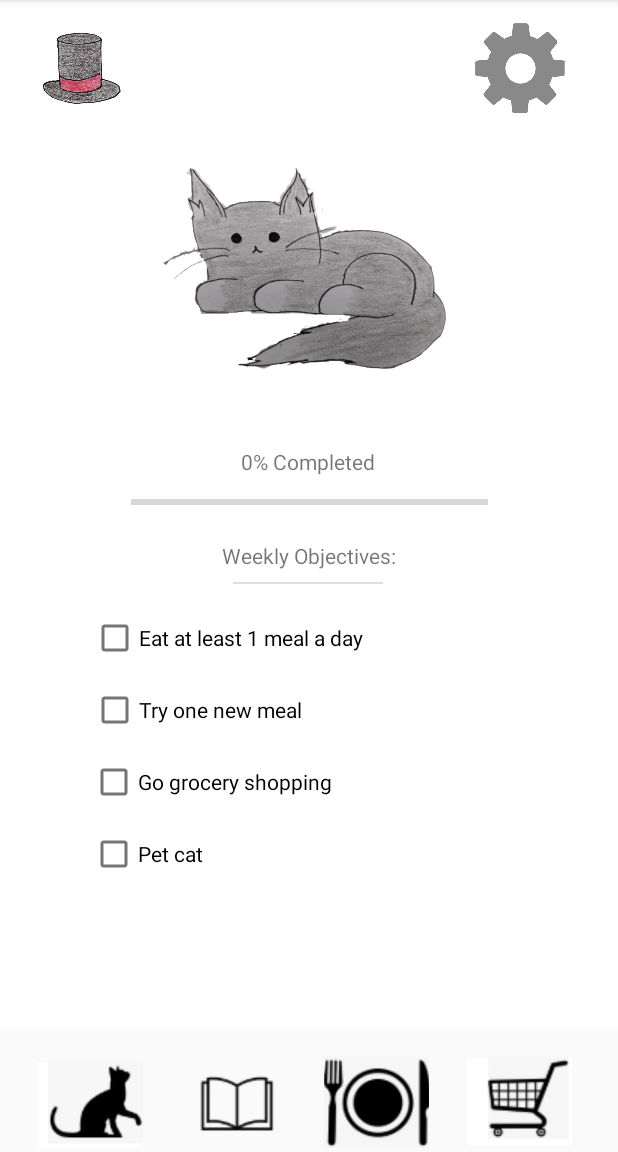
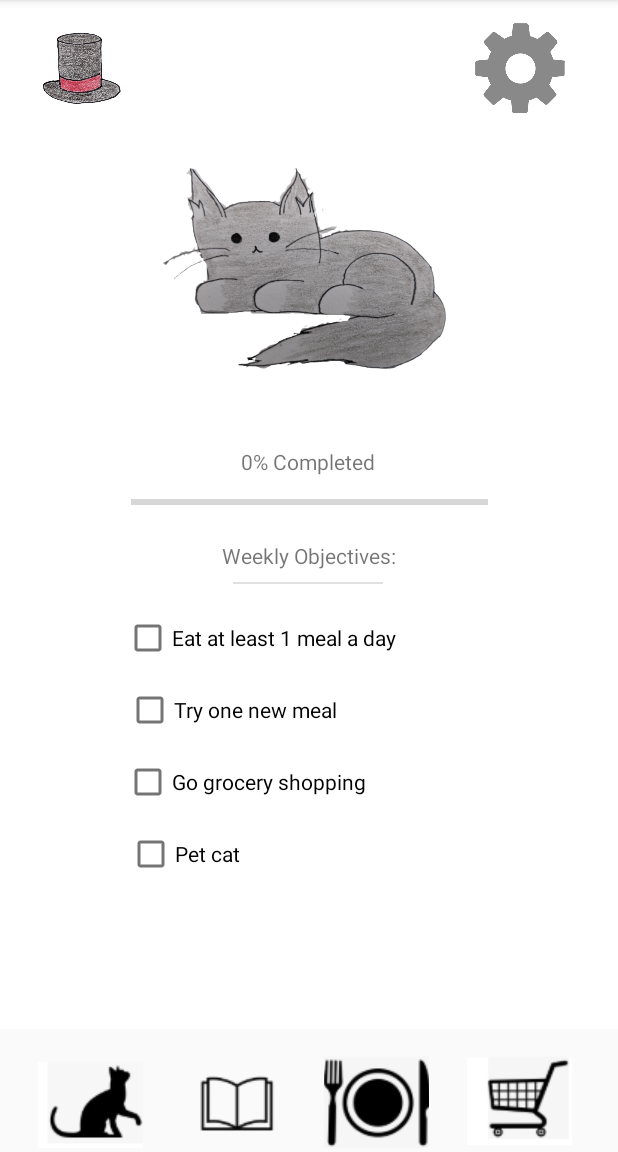
Before and after one commit to suhadewan/Purrito-Planner, an Android app: the screen it shows after launch (MainActivity), on a phone screen of 412 x 824 dp, the part 84-1236 px from its top. Run offline under Robolectric (Android 15) with nearby library versions, the phone set to English and light mode, and no system bars; pictures from the network do not load.

Commit message:
landscape mode for home page

```diff
--- /dev/null
+++ b/app/src/main/res/layout-land/fragment_home_screen.xml
@@ -0,0 +1,152 @@
+<?xml version="1.0" encoding="utf-8"?>
+<ScrollView xmlns:android="http://schemas.android.com/apk/res/android"
+    xmlns:tools="http://schemas.android.com/tools"
+    xmlns:app="http://schemas.android.com/apk/res-auto"
+    android:layout_width="match_parent"
+    android:layout_height="match_parent"
+    tools:context=".HomeScreenFragment">
+
+
+
+    <androidx.constraintlayout.widget.ConstraintLayout
+        android:id="@+id/order_layout"
+        android:layout_width="match_parent"
+        android:layout_height="match_parent">
+
+
+            <ImageView
+                android:id="@+id/Cat_Image"
+                android:layout_width="170dp"
+                android:layout_height="150dp"
+                android:layout_marginTop="2dp"
+                android:src="@drawable/cat"
+                app:layout_constraintEnd_toEndOf="parent"
+                app:layout_constraintHorizontal_bias="0.5"
+                app:layout_constraintStart_toStartOf="parent"
+                app:layout_constraintTop_toBottomOf="@+id/Hat_Icon" />
+
+            <ImageView
+                android:id="@+id/Hat_Image_Holder"
+                android:layout_width="90dp"
+                android:layout_height="90dp"
+                android:layout_marginBottom="92dp"
+                android:src="@drawable/top_hat_thumbnail"
+                app:layout_constraintBottom_toBottomOf="@+id/Cat_Image"
+                app:layout_constraintEnd_toEndOf="parent"
+                app:layout_constraintHorizontal_bias="0.453"
+                app:layout_constraintStart_toStartOf="parent" />
+
+            <ProgressBar
+                android:id="@+id/Objective_Progress_Bar"
+                style="@style/Widget.AppCompat.ProgressBar.Horizontal"
+                android:layout_width="238dp"
+                android:layout_height="19dp"
+                android:layout_marginTop="8dp"
+                android:progress="0"
+                app:layout_constraintEnd_toEndOf="parent"
+                app:layout_constraintHorizontal_bias="0.5"
+                app:layout_constraintStart_toStartOf="parent"
+                app:layout_constraintTop_toBottomOf="@+id/Ccompletion_Level" />
+
+            <TextView
+                android:id="@+id/Objection_Header"
+                android:layout_width="wrap_content"
+                android:layout_height="wrap_content"
+                android:layout_marginTop="16dp"
+                android:text="@string/weekly_objectives"
+                app:layout_constraintEnd_toEndOf="parent"
+                app:layout_constraintHorizontal_bias="0.5"
+                app:layout_constraintStart_toStartOf="parent"
+                app:layout_constraintTop_toBottomOf="@+id/Objective_Progress_Bar" />
+
+            <TextView
+                android:id="@+id/Ccompletion_Level"
+                android:layout_width="wrap_content"
+                android:layout_height="wrap_content"
+                android:layout_marginTop="10dp"
+                android:text="0% Completed"
+                app:layout_constraintEnd_toEndOf="parent"
+                app:layout_constraintHorizontal_bias="0.498"
+                app:layout_constraintStart_toStartOf="parent"
+                app:layout_constraintTop_toBottomOf="@+id/Cat_Image" />
+
+            <CheckBox
+                android:id="@+id/Objective_1"
+                android:layout_width="wrap_content"
+                android:layout_height="wrap_content"
+                android:layout_marginTop="12dp"
+                android:layout_marginStart="30dp"
+                android:text="Eat at least 1 meal a day"
+                app:layout_constraintEnd_toEndOf="parent"
+                app:layout_constraintHorizontal_bias="0.264"
+                app:layout_constraintStart_toStartOf="parent"
+                app:layout_constraintTop_toBottomOf="@+id/divider" />
+
+        <CheckBox
+            android:id="@+id/Objective_2"
+            android:layout_width="wrap_content"
+            android:layout_height="wrap_content"
+            android:text="Try one new meal"
+            app:layout_constraintEnd_toEndOf="parent"
+            android:layout_marginStart="30dp"
+            app:layout_constraintHorizontal_bias="0.244"
+            app:layout_constraintStart_toStartOf="parent"
+            app:layout_constraintTop_toBottomOf="@+id/Objective_1" />
+
+        <CheckBox
+            android:id="@+id/Objective_3"
+            android:layout_width="wrap_content"
+            android:layout_height="wrap_content"
+            android:text="Go grocery shopping"
+            app:layout_constraintEnd_toEndOf="parent"
+            android:layout_marginStart="30dp"
+            app:layout_constraintHorizontal_bias="0.253"
+            app:layout_constraintStart_toStartOf="parent"
+            app:layout_constraintTop_toBottomOf="@+id/Objective_2" />
+
+        <CheckBox
+            android:id="@+id/Objective_4"
+            android:layout_width="wrap_content"
+            android:layout_height="wrap_content"
+            android:layout_marginStart="30dp"
+            android:text="Pet cat"
+            app:layout_constraintEnd_toEndOf="parent"
+            app:layout_constraintHorizontal_bias="0.219"
+            app:layout_constraintStart_toStartOf="parent"
+            app:layout_constraintTop_toBottomOf="@+id/Objective_3" />
+
+        <ImageView
+            android:id="@+id/Hat_Icon"
+            android:layout_width="73dp"
+            android:layout_height="76dp"
+            android:layout_marginStart="16dp"
+            android:layout_marginTop="8dp"
+            android:src="@drawable/top_hat_thumbnail"
+            app:layout_constraintStart_toStartOf="parent"
+            app:layout_constraintTop_toTopOf="parent" />
+
+        <ImageView
+            android:id="@+id/Settings_Icon"
+            android:layout_width="75dp"
+            android:layout_height="75dp"
+            android:layout_marginStart="548dp"
+            android:layout_marginTop="16dp"
+            android:src="@drawable/settings_gear"
+            app:layout_constraintEnd_toEndOf="parent"
+            app:layout_constraintHorizontal_bias="0.0"
+            app:layout_constraintStart_toEndOf="@+id/Hat_Icon"
+            app:layout_constraintTop_toTopOf="parent" />
+
+        <View
+            android:id="@+id/divider"
+            android:layout_width="100dp"
+            android:layout_height="1dp"
+            android:layout_marginTop="8dp"
+            android:background="?android:attr/listDivider"
+            app:layout_constraintEnd_toEndOf="parent"
+            app:layout_constraintHorizontal_bias="0.498"
+            app:layout_constraintStart_toStartOf="parent"
+            app:layout_constraintTop_toBottomOf="@+id/Objection_Header" />
+    </androidx.constraintlayout.widget.ConstraintLayout>
+
+</ScrollView>
--- a/app/src/main/res/layout/fragment_home_screen.xml
+++ b/app/src/main/res/layout/fragment_home_screen.xml
@@ -72,6 +72,7 @@
             android:layout_width="wrap_content"
             android:layout_height="wrap_content"
             android:layout_marginTop="12dp"
+            android:layout_marginStart="30dp"
             android:text="Eat at least 1 meal a day"
             app:layout_constraintEnd_toEndOf="parent"
             app:layout_constraintHorizontal_bias="0.264"
@@ -83,6 +84,7 @@
             android:layout_width="wrap_content"
             android:layout_height="wrap_content"
             android:text="Try one new meal"
+            android:layout_marginStart="30dp"
             app:layout_constraintEnd_toEndOf="parent"
             app:layout_constraintHorizontal_bias="0.223"
             app:layout_constraintStart_toStartOf="parent"
@@ -95,6 +97,7 @@
             android:text="Go grocery shopping"
             app:layout_constraintEnd_toEndOf="parent"
             app:layout_constraintHorizontal_bias="0.24"
+            android:layout_marginStart="30dp"
             app:layout_constraintStart_toStartOf="parent"
             app:layout_constraintTop_toBottomOf="@+id/Objective_2" />
 
@@ -105,6 +108,7 @@
             android:text="Pet cat"
             app:layout_constraintEnd_toEndOf="parent"
             app:layout_constraintHorizontal_bias="0.179"
+            android:layout_marginStart="30dp"
             app:layout_constraintStart_toStartOf="parent"
             app:layout_constraintTop_toBottomOf="@+id/Objective_3" />
 
--- a/app/src/main/res/layout/fragment_view_recipe.xml
+++ b/app/src/main/res/layout/fragment_view_recipe.xml
@@ -146,6 +146,7 @@
             android:layout_height="wrap_content"
             android:layout_marginStart="8dp"
             android:paddingBottom="16dp"
+            android:textColor="@color/black"
             android:gravity="center"
             android:text="@string/placeholder_recipe_text"
             android:textSize="16sp" />
```
